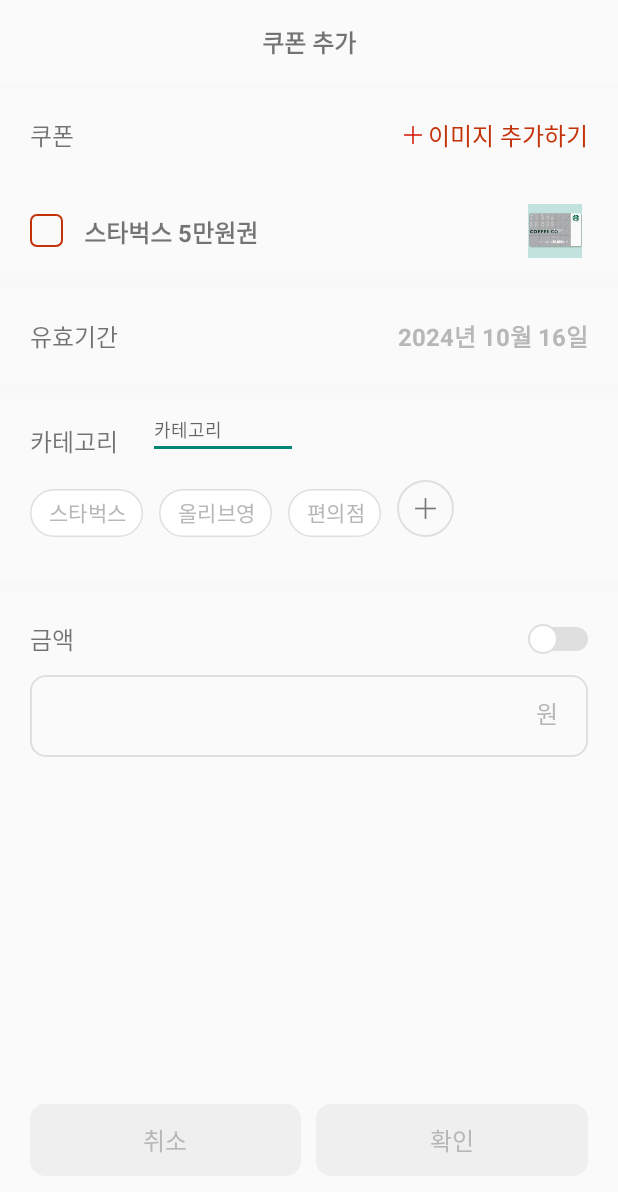
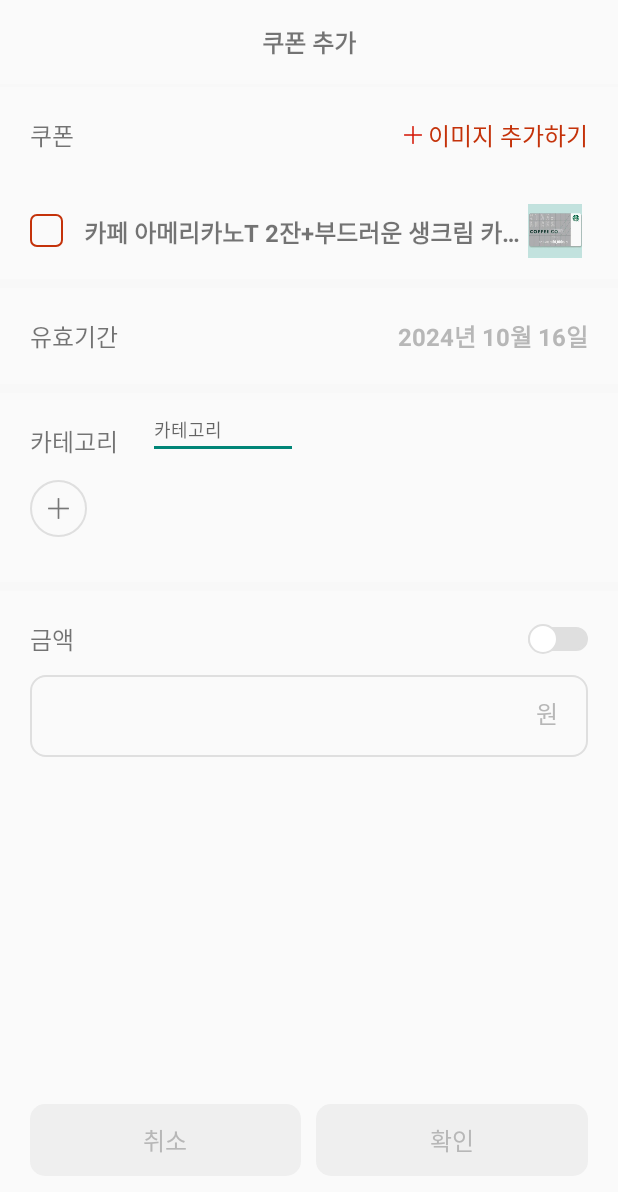
Before and after one commit to GDSC-Daejin/project-moa-android, an Android app: the layout activity_auto_registration.xml on its own in the app's theme, with its tools: preview values and no code run, on a phone screen of 412 x 824 dp. Shown: the top 1192 px of the screen. Run offline under Robolectric (Android 15) with nearby library versions, the phone set to English and light mode, and no system bars.

Commit message:
feat: 바텀시트에서 기프티콘 정보 가져오기

```diff
--- a/app/src/main/java/com/example/giftmoa/GifticonRegistrationActivity.kt
+++ b/app/src/main/java/com/example/giftmoa/GifticonRegistrationActivity.kt
@@ -190,7 +190,7 @@ class GifticonRegistrationActivity : AppCompatActivity() {
             .getJSONObject(0)
             .getJSONArray("fields")
 
-        val name = filterInferTextByCoordinates(fields, 0.0, 600.0, 750.0, 1000.0).joinToString(" ")
+        val name = filterInferTextByCoordinates(fields, 0.0, 634.0, 780.0, 1050.0).joinToString(" ")
         val barcodeNumber = filterInferTextByCoordinates(fields, 0.0, 710.0, 1000.0, 1200.0).joinToString(" ")
         val dueDate = filterInferTextByCoordinates(fields, 400.0, 710.0, 1250.0, 1360.0).joinToString(" ")
 
--- a/app/src/main/res/layout/activity_auto_registration.xml
+++ b/app/src/main/res/layout/activity_auto_registration.xml
@@ -85,6 +85,8 @@
                 android:orientation="horizontal"
                 android:paddingStart="20dp"
                 android:paddingEnd="20dp"
+                android:visibility="gone"
+                tools:visibility="visible"
                 app:layout_constraintEnd_toEndOf="parent"
                 app:layout_constraintStart_toStartOf="parent"
                 app:layout_constraintTop_toBottomOf="@+id/ll_register_coupon_image">
@@ -98,20 +100,17 @@
                     android:checked="false"
                     android:padding="0dp" />
 
-
                 <TextView
                     android:id="@+id/tv_coupon_name"
-                    android:layout_width="wrap_content"
+                    android:layout_width="0dp"
                     android:layout_height="22dp"
+                    android:layout_weight="1"
                     android:layout_marginStart="14dp"
-                    android:text="스타벅스 5만원권"
+                    android:maxLines="1"
+                    android:ellipsize="end"
+                    android:text="카페 아메리카노T 2잔+부드러운 생크림 카스테라"
                     android:textSize="16sp"
                     android:textStyle="bold" />
-
-                <View
-                    android:layout_width="0dp"
-                    android:layout_height="0dp"
-                    android:layout_weight="1" />
 
                 <ImageView
                     android:id="@+id/iv_coupon_image"
@@ -119,7 +118,6 @@
                     android:layout_height="36dp"
                     android:layout_marginEnd="4dp"
                     android:src="@drawable/asset_gifticon_starbucks" />
-
 
             </LinearLayout>
 
@@ -133,11 +131,13 @@
                 app:layout_constraintTop_toBottomOf="@id/ll_register_coupon" />
 
             <LinearLayout
-                android:id="@+id/ll_coupon_expiration_date"
+                android:id="@+id/ll_coupon_due_date"
                 android:layout_width="match_parent"
                 android:layout_height="64dp"
                 android:gravity="center_vertical"
                 android:orientation="horizontal"
+                android:visibility="gone"
+                tools:visibility="visible"
                 app:layout_constraintEnd_toEndOf="parent"
                 app:layout_constraintStart_toStartOf="parent"
                 app:layout_constraintTop_toBottomOf="@id/view_divider_coupon">
@@ -155,6 +155,7 @@
                     android:layout_weight="1" />
 
                 <TextView
+                    android:id="@+id/tv_coupon_due_date"
                     android:layout_width="wrap_content"
                     android:layout_height="wrap_content"
                     android:layout_marginEnd="20dp"
@@ -174,7 +175,7 @@
                 android:background="#f8f8f8"
                 app:layout_constraintEnd_toEndOf="parent"
                 app:layout_constraintStart_toStartOf="parent"
-                app:layout_constraintTop_toBottomOf="@id/ll_coupon_expiration_date" />
+                app:layout_constraintTop_toBottomOf="@id/ll_coupon_due_date" />
 
             <TextView
                 android:id="@+id/tv_category"
@@ -261,7 +262,7 @@
                     app:singleSelection="true"
                     tools:visibility="visible">
 
-                    <com.google.android.material.chip.Chip
+                    <!--<com.google.android.material.chip.Chip
                         style="@style/CustomChipStyle"
                         android:layout_width="wrap_content"
                         android:layout_height="wrap_content"
@@ -283,7 +284,7 @@
                         android:layout_height="wrap_content"
                         android:text="편의점"
                         android:textAlignment="center"
-                        android:translationY="-2dp" />
+                        android:translationY="-2dp" />-->
 
                     <!--<androidx.recyclerview.widget.RecyclerView
                         android:id="@+id/rv_category"
@@ -396,7 +397,9 @@
                     android:layout_marginEnd="20dp"
                     android:thumb="@drawable/switch_thumb"
                     android:track="@drawable/switch_track_ex"
-                    tools:ignore="UseSwitchCompatOrMaterialXml" />
+                    tools:ignore="UseSwitchCompatOrMaterialXml"
+                    android:clickable="false"
+                    />
 
 
             </LinearLayout>
@@ -416,7 +419,7 @@
                 android:paddingTop="13dp"
                 android:paddingEnd="44dp"
                 android:paddingBottom="19dp"
-                android:textColor="@color/moa_gray_400"
+                android:textColor="@color/moa_gray_600"
                 android:textColorHint="#b7b7b7"
                 android:textSize="16sp"
                 android:visibility="invisible"
```
Also changed, not shown: app/src/main/java/com/example/giftmoa/AutoRegistrationActivity.kt (+132 -13 lines), app/src/main/java/com/example/giftmoa/BottomSheetFragment/GifticonInfoBottomSheet.kt (+14 -2 lines), app/src/main/java/com/example/giftmoa/Data/UploadGifticonItem.kt (added, +13 -0 lines).
